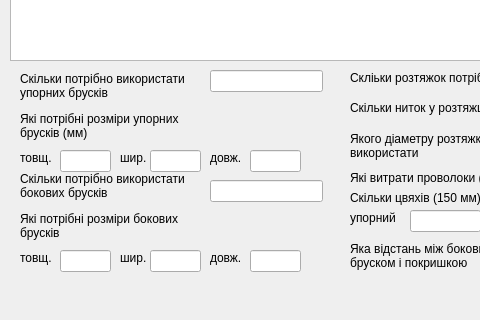
Before: the Qt Designer form view/kraz_form.ui in Win9XCHI/Fastening_test, drawn with Qt 5; both pictures show x 0 to 480 and y 370 to 690 of the 830 by 690 pixel window.
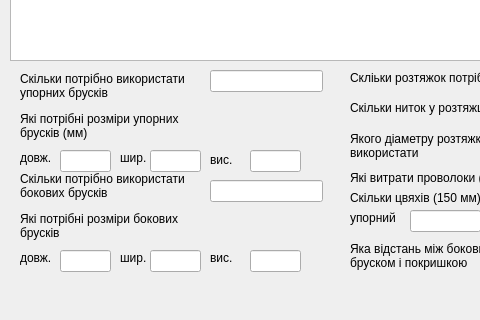
After: the same form once the commit is applied.

Commit message: Fix KRAZ forms and pib field

Patch:
```diff
--- a/view/kraz_form.ui
+++ b/view/kraz_form.ui
@@ -54,14 +54,14 @@
   <widget class="QLabel" name="label_3">
    <property name="geometry">
     <rect>
-     <x>20</x>
+     <x>210</x>
      <y>520</y>
      <width>41</width>
-     <height>16</height>
+     <height>20</height>
     </rect>
    </property>
    <property name="text">
-    <string>товщ.</string>
+    <string>вис.</string>
    </property>
   </widget>
   <widget class="QLabel" name="label_4">
@@ -80,7 +80,7 @@
   <widget class="QLabel" name="label_5">
    <property name="geometry">
     <rect>
-     <x>210</x>
+     <x>20</x>
      <y>520</y>
      <width>41</width>
      <height>16</height>
@@ -266,20 +266,20 @@
   <widget class="QLabel" name="label_21">
    <property name="geometry">
     <rect>
-     <x>20</x>
+     <x>210</x>
      <y>620</y>
      <width>41</width>
      <height>16</height>
     </rect>
    </property>
    <property name="text">
-    <string>товщ.</string>
+    <string>вис.</string>
    </property>
   </widget>
   <widget class="QLabel" name="label_22">
    <property name="geometry">
     <rect>
-     <x>210</x>
+     <x>20</x>
      <y>620</y>
      <width>41</width>
      <height>16</height>
```
The commit also changes 4 other files.
